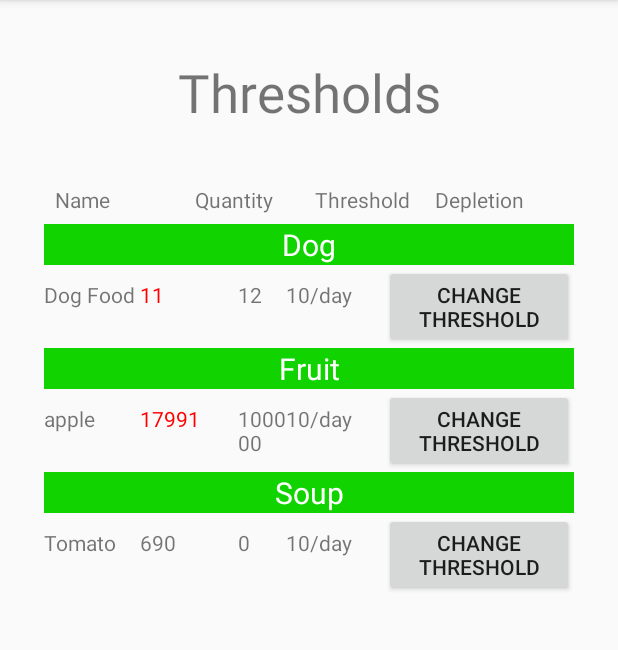
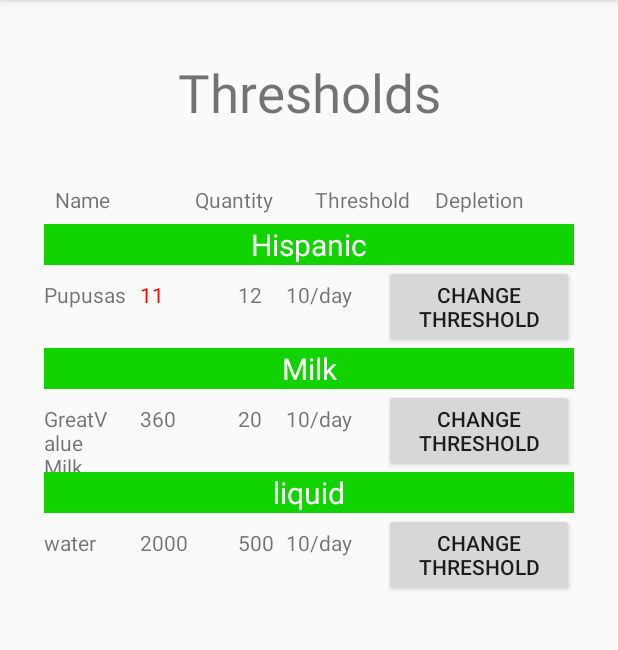
Before and after one commit to covesoyars/Canned, an Android app: the changeThreshold screen opened directly, with no data from a screen before it, on a phone screen of 412 x 824 dp, the part 84-734 px from its top. Run offline under Robolectric (Android 15) with nearby library versions, the light colour scheme and no system bars; our stand-ins replace sdp/ssp sizes.

Commit message:
changed items and fixed counter of list

```diff
--- a/StarterProj/app/src/main/java/edu/vcu/cmsc355/starter/changeThreshold.java
+++ b/StarterProj/app/src/main/java/edu/vcu/cmsc355/starter/changeThreshold.java
@@ -31,24 +31,25 @@ public class changeThreshold extends AppCompatActivity {
             FoodItem item = new FoodItem();
 
             if(i < 9){
-                item.setCategory("Fruit");
-                item.setName("apple");
-                item.setQuantity(1999);
-                item.setThreshold(100000);
-                item.setSize("69 g");
+                item.setCategory("Milk");
+                item.setName("GreatValue Milk");
+                item.setQuantity(40);
+                item.setThreshold(20);
+                item.setSize("1 gal");
             }
             else if(i == 10){
                 item.setThreshold(12);
-                item.setName("Dog Food");
-                item.setCategory("Dog");
-                item.setSize("12 lbs");
+                item.setName("Pupusas");
+                item.setCategory("Hispanic");
+                item.setSize("12 oz");
                 item.setQuantity(11);
             }
             else{
-                item.setCategory("Soup");
-                item.setName("Tomato");
-                item.setQuantity(69);
+                item.setCategory("liquid");
+                item.setName("water");
+                item.setQuantity(200);
                 item.setSize("12 oz");
+                item.setThreshold(500);
             }
             testFoods.add(item);
         }
@@ -106,7 +107,7 @@ public class changeThreshold extends AppCompatActivity {
             // Create TextView
             TextView quantity2 = new TextView(this);
             quantity2.setText(String.valueOf(quantity+food.getQuantity()));
-            if(food.getQuantity() < food.getThreshold()){
+            if(quantity < food.getThreshold()){
                 quantity2.setTextColor(Color.RED);
             }
             quantity2.setWidth(numWidth);
--- a/StarterProj/app/src/main/res/layout/below_threshold_page.xml
+++ b/StarterProj/app/src/main/res/layout/below_threshold_page.xml
@@ -24,8 +24,8 @@
 
     <ScrollView
         android:id="@+id/scrollView4"
-        android:layout_width="395dp"
-        android:layout_height="577dp"
+        android:layout_width="0dp"
+        android:layout_height="0dp"
         android:layout_marginStart="8dp"
         android:layout_marginLeft="8dp"
         android:layout_marginTop="8dp"
```
